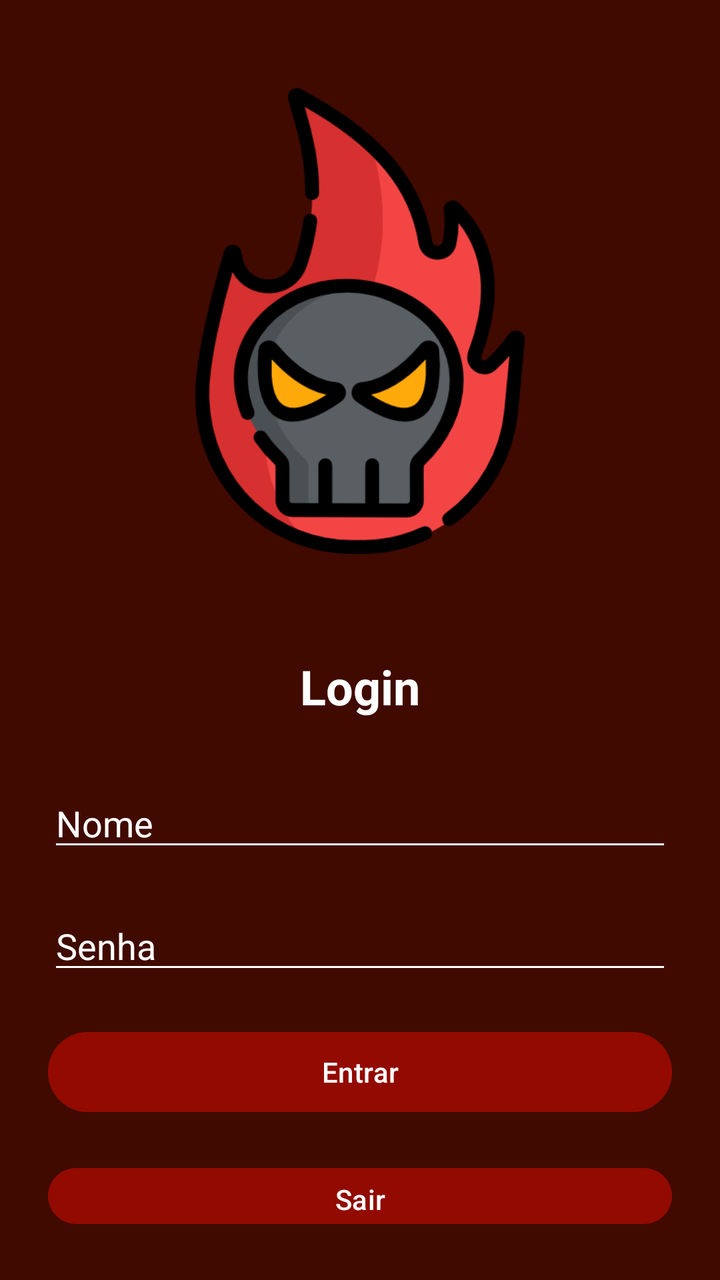
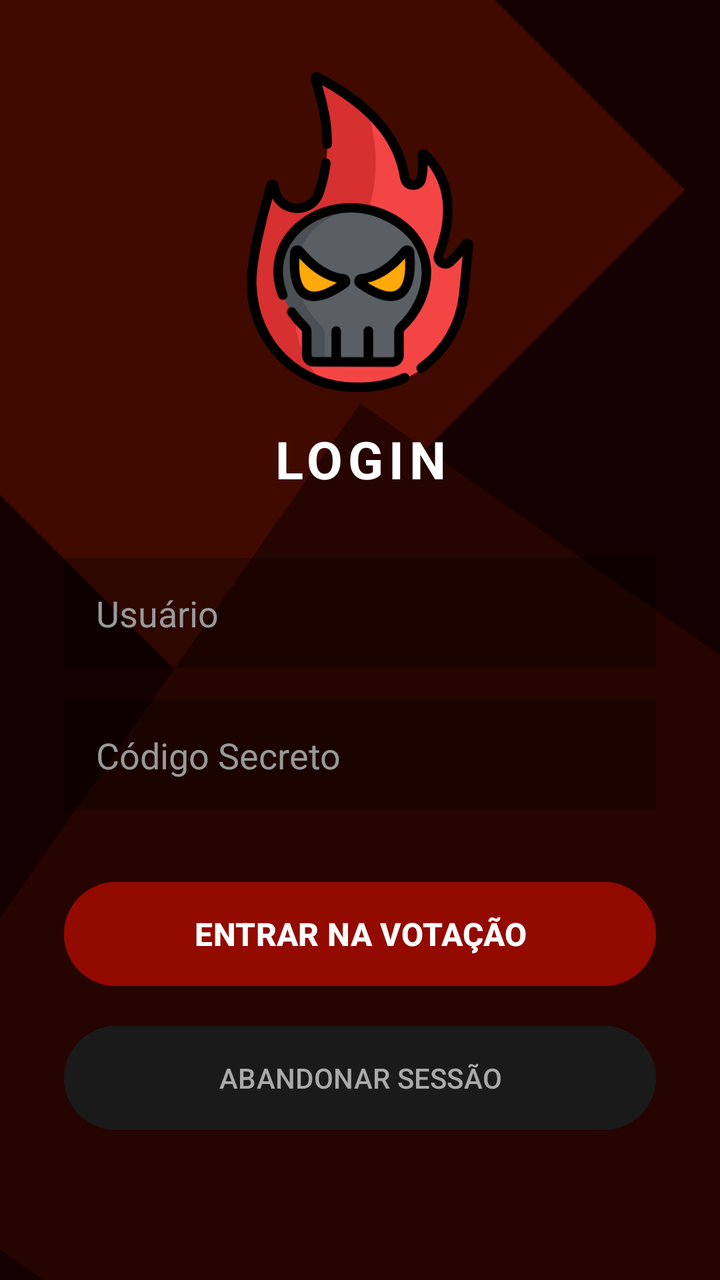

Compare the two renders of this Android layout. The source of the first and the diff that turns it into the second are given below.
<!-- AndroidManifest.xml: application theme Theme.SistemaEleicaoP1 -->
<!-- res/layout/activity_login.xml -->
<?xml version="1.0" encoding="utf-8"?>
<LinearLayout xmlns:android="http://schemas.android.com/apk/res/android"
    xmlns:app="http://schemas.android.com/apk/res-auto"
    xmlns:tools="http://schemas.android.com/tools"
    android:id="@+id/main"
    android:layout_width="match_parent"
    android:layout_height="match_parent"
    android:background="#400A00"
    android:orientation="vertical"
    android:padding="24dp"
    tools:context=".Login">

    <ImageView
        android:id="@+id/imageView2"
        android:layout_width="wrap_content"
        android:layout_height="233dp"
        android:layout_marginTop="20dp"
        android:layout_marginBottom="50dp"
        android:src="@drawable/logo" />

    <TextView
        android:id="@+id/textView3"
        android:layout_width="match_parent"
        android:layout_height="wrap_content"
        android:layout_marginBottom="30dp"
        android:text="Login"
        android:textAlignment="center"
        android:textColor="#FFFFFF"
        android:textSize="24sp"
        android:textStyle="bold" />

    <EditText
        android:id="@+id/etNome"
        android:layout_width="match_parent"
        android:layout_height="wrap_content"
        android:backgroundTint="#FFFFFF"
        android:ems="10"
        android:hint="Nome"
        android:inputType="text"
        android:textColor="#FFFFFF"
        android:textColorHighlight="#FFFFFF"
        android:textColorHint="#FFFFFF"
        android:textColorLink="#FFFFFF" />

    <EditText
        android:id="@+id/etSenha"
        android:layout_width="match_parent"
        android:layout_height="wrap_content"
        android:layout_marginTop="20dp"
        android:backgroundTint="#FFFFFF"
        android:ems="10"
        android:hint="Senha"
        android:inputType="text"
        android:textColor="#FFFFFF"
        android:textColorHighlight="#FFFFFF"
        android:textColorHint="#FFFFFF"
        android:textColorLink="#FFFFFF" />

    <Button
        android:id="@+id/btnEntrar"
        android:layout_width="match_parent"
        android:layout_height="wrap_content"
        android:layout_marginTop="20dp"
        android:backgroundTint="#920A00"
        android:text="Entrar" />

    <Button
        android:id="@+id/btnSair"
        android:layout_width="match_parent"
        android:layout_height="wrap_content"
        android:layout_marginTop="20dp"
        android:backgroundTint="#920A00"
        android:text="Sair" />

    <TextView
        android:id="@+id/tvStatus"
        android:layout_width="match_parent"
        android:layout_height="wrap_content" />


</LinearLayout>
<!-- resources referenced by this layout -->
<resources>
  <!-- drawable logo: png bitmap (drawable, 36113 bytes) -->
  <style name="Theme.SistemaEleicaoP1" parent="Base.Theme.SistemaEleicaoP1" />
  <style name="Base.Theme.SistemaEleicaoP1" parent="Theme.Material3.DayNight.NoActionBar">
          
          
      </style>
</resources>

<!-- the commit's change to res/layout/activity_login.xml (unified diff, before → after) -->
@@ -1,81 +1,122 @@
 <?xml version="1.0" encoding="utf-8"?>
-<LinearLayout xmlns:android="http://schemas.android.com/apk/res/android"
+<androidx.constraintlayout.widget.ConstraintLayout xmlns:android="http://schemas.android.com/apk/res/android"
     xmlns:app="http://schemas.android.com/apk/res-auto"
     xmlns:tools="http://schemas.android.com/tools"
     android:id="@+id/main"
     android:layout_width="match_parent"
     android:layout_height="match_parent"
-    android:background="#400A00"
-    android:orientation="vertical"
-    android:padding="24dp"
+    android:background="#150000"
     tools:context=".Login">
 
-    <ImageView
-        android:id="@+id/imageView2"
-        android:layout_width="wrap_content"
-        android:layout_height="233dp"
-        android:layout_marginTop="20dp"
-        android:layout_marginBottom="50dp"
-        android:src="@drawable/logo" />
+    <View
+        android:layout_width="350dp"
+        android:layout_height="350dp"
+        android:background="#400A00"
+        android:rotation="-45"
+        android:translationX="-80dp"
+        android:translationY="-80dp"
+        app:layout_constraintStart_toStartOf="parent"
+        app:layout_constraintTop_toTopOf="parent" />
 
-    <TextView
-        android:id="@+id/textView3"
+    
+    <View
+        android:layout_width="450dp"
+        android:layout_height="450dp"
+        android:background="#260400"
+        android:rotation="35"
+        android:translationX="100dp"
+        android:translationY="100dp"
+        app:layout_constraintBottom_toBottomOf="parent"
+        app:layout_constraintEnd_toEndOf="parent" />
+
+    
+    <LinearLayout
         android:layout_width="match_parent"
         android:layout_height="wrap_content"
-        android:layout_marginBottom="30dp"
-        android:text="Login"
-        android:textAlignment="center"
-        android:textColor="#FFFFFF"
-        android:textSize="24sp"
-        android:textStyle="bold" />
+        android:gravity="center_horizontal"
+        android:orientation="vertical"
+        android:padding="32dp"
+        app:layout_constraintBottom_toBottomOf="parent"
+        app:layout_constraintEnd_toEndOf="parent"
+        app:layout_constraintStart_toStartOf="parent"
+        app:layout_constraintTop_toTopOf="parent">
 
-    <EditText
-        android:id="@+id/etNome"
-        android:layout_width="match_parent"
-        android:layout_height="wrap_content"
-        android:backgroundTint="#FFFFFF"
-        android:ems="10"
-        android:hint="Nome"
-        android:inputType="text"
-        android:textColor="#FFFFFF"
-        android:textColorHighlight="#FFFFFF"
-        android:textColorHint="#FFFFFF"
-        android:textColorLink="#FFFFFF" />
+        <ImageView
+            android:id="@+id/imageView2"
+            android:layout_width="160dp"
+            android:layout_height="160dp"
+            android:layout_marginBottom="16dp"
+            android:scaleType="fitCenter"
+            android:src="@drawable/logo" />
 
-    <EditText
-        android:id="@+id/etSenha"
-        android:layout_width="match_parent"
-        android:layout_height="wrap_content"
-        android:layout_marginTop="20dp"
-        android:backgroundTint="#FFFFFF"
-        android:ems="10"
-        android:hint="Senha"
-        android:inputType="text"
-        android:textColor="#FFFFFF"
-        android:textColorHighlight="#FFFFFF"
-        android:textColorHint="#FFFFFF"
-        android:textColorLink="#FFFFFF" />
+        <TextView
+            android:id="@+id/textView3"
+            android:layout_width="match_parent"
+            android:layout_height="wrap_content"
+            android:layout_marginBottom="32dp"
+            android:letterSpacing="0.1"
+            android:text="LOGIN"
+            android:textAlignment="center"
+            android:textColor="#FFFFFF"
+            android:textSize="26sp"
+            android:textStyle="bold" />
 
-    <Button
-        android:id="@+id/btnEntrar"
-        android:layout_width="match_parent"
-        android:layout_height="wrap_content"
-        android:layout_marginTop="20dp"
-        android:backgroundTint="#920A00"
-        android:text="Entrar" />
+        <EditText
+            android:id="@+id/etNome"
+            android:layout_width="match_parent"
+            android:layout_height="55dp"
+            android:layout_marginBottom="16dp"
+            android:background="#4D000000"
+            android:hint="Usuário"
+            android:inputType="text"
+            android:paddingStart="16dp"
+            android:paddingEnd="16dp"
+            android:textColor="#FFFFFF"
+            android:textColorHint="#999999" />
 
-    <Button
-        android:id="@+id/btnSair"
-        android:layout_width="match_parent"
-        android:layout_height="wrap_content"
-        android:layout_marginTop="20dp"
-        android:backgroundTint="#920A00"
-        android:text="Sair" />
+        <EditText
+            android:id="@+id/etSenha"
+            android:layout_width="match_parent"
+            android:layout_height="55dp"
+            android:layout_marginBottom="32dp"
+            android:background="#4D000000"
+            android:hint="Código Secreto"
+            android:inputType="textPassword"
+            android:paddingStart="16dp"
+            android:paddingEnd="16dp"
+            android:textColor="#FFFFFF"
+            android:textColorHint="#999999" />
 
-    <TextView
-        android:id="@+id/tvStatus"
-        android:layout_width="match_parent"
-        android:layout_height="wrap_content" />
+        <Button
+            android:id="@+id/btnEntrar"
+            android:layout_width="match_parent"
+            android:layout_height="60dp"
+            android:layout_marginBottom="12dp"
+            android:backgroundTint="#920A00"
+            android:text="ENTRAR NA VOTAÇÃO"
+            android:textColor="#FFFFFF"
+            android:textSize="16sp"
+            android:textStyle="bold" />
 
+        <Button
+            android:id="@+id/btnSair"
+            android:layout_width="match_parent"
+            android:layout_height="60dp"
+            android:backgroundTint="#1A1A1A"
+            android:text="ABANDONAR SESSÃO"
+            android:textColor="#AAAAAA"
+            android:textSize="14sp" />
 
-</LinearLayout>
+        <TextView
+            android:id="@+id/tvStatus"
+            android:layout_width="match_parent"
+            android:layout_height="wrap_content"
+            android:layout_marginTop="16dp"
+            android:textAlignment="center"
+            android:textColor="#FF4444"
+            android:textSize="14sp"
+            android:textStyle="bold" />
+
+    </LinearLayout>
+
+</androidx.constraintlayout.widget.ConstraintLayout>
